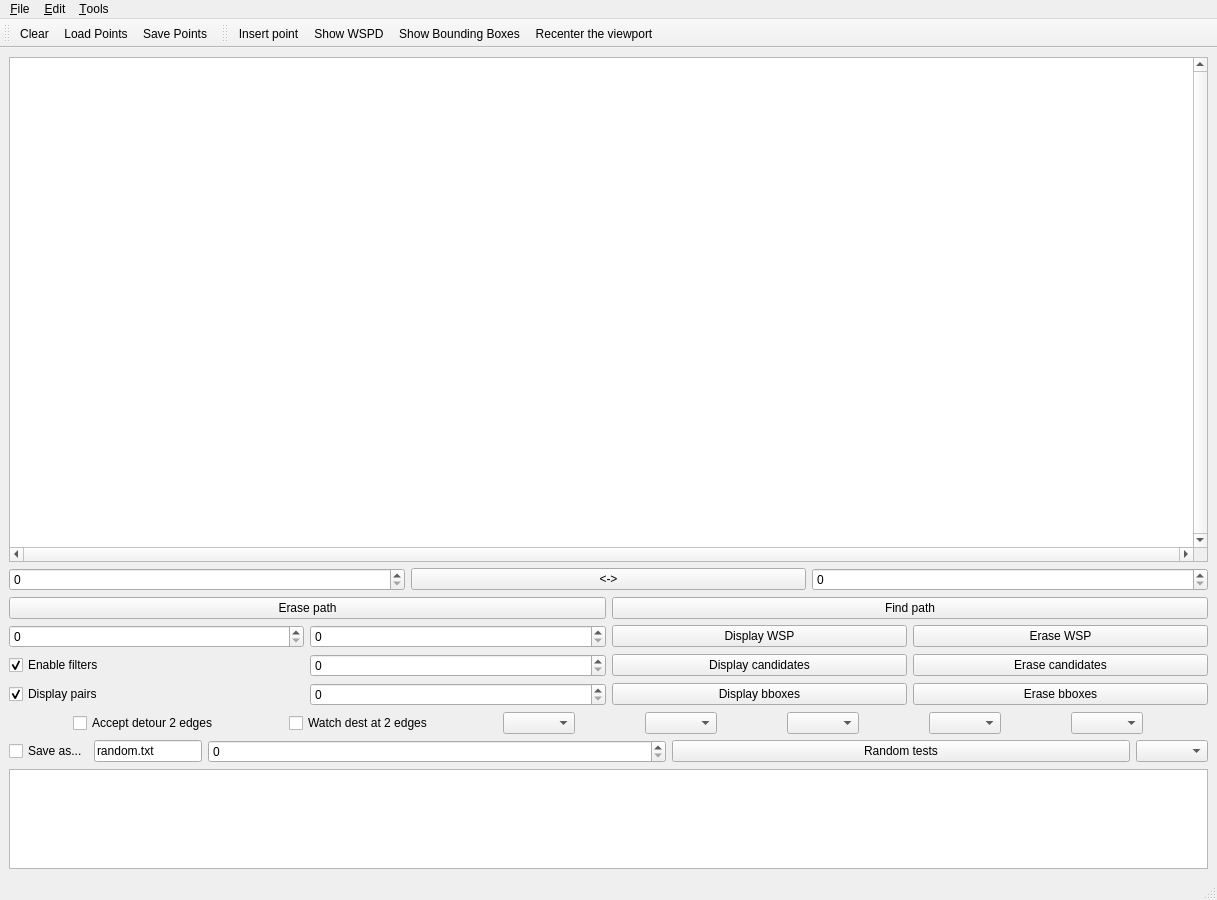
Above: mainwindow.ui from freud14/local-routing-wspd before the change. Below: the same form after it.
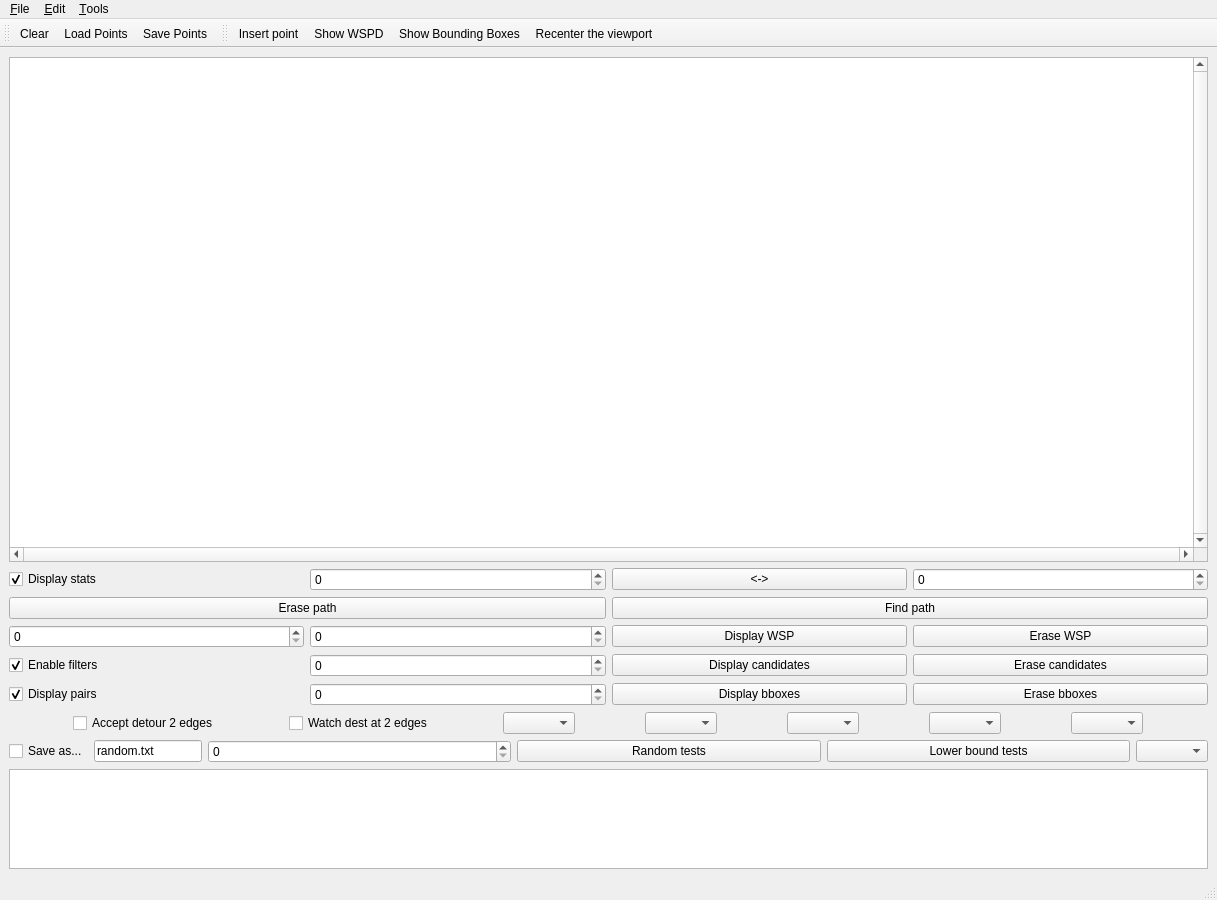
That is the form after the change. Icons and pictures are not drawn.

Commit message: Add lower bound simulation

The edit to the form file:
```diff
--- a/mainwindow.ui
+++ b/mainwindow.ui
@@ -37,6 +37,16 @@
     </item>
     <item row="1" column="0">
      <layout class="QHBoxLayout">
+      <item>
+       <widget class="QCheckBox" name="displayStatsCheck">
+        <property name="text">
+         <string>Display stats</string>
+        </property>
+        <property name="checked">
+         <bool>true</bool>
+        </property>
+       </widget>
+      </item>
       <item>
        <widget class="QSpinBox" name="textFrom"/>
       </item>
@@ -296,6 +306,13 @@
         </property>
        </widget>
       </item>
+      <item>
+       <widget class="QPushButton" name="lowerBoundTestsButton">
+        <property name="text">
+         <string>Lower bound tests</string>
+        </property>
+       </widget>
+      </item>
       <item>
        <widget class="QComboBox" name="randomTypeList">
         <property name="sizePolicy">
```
The commit also changes 4 other files.
